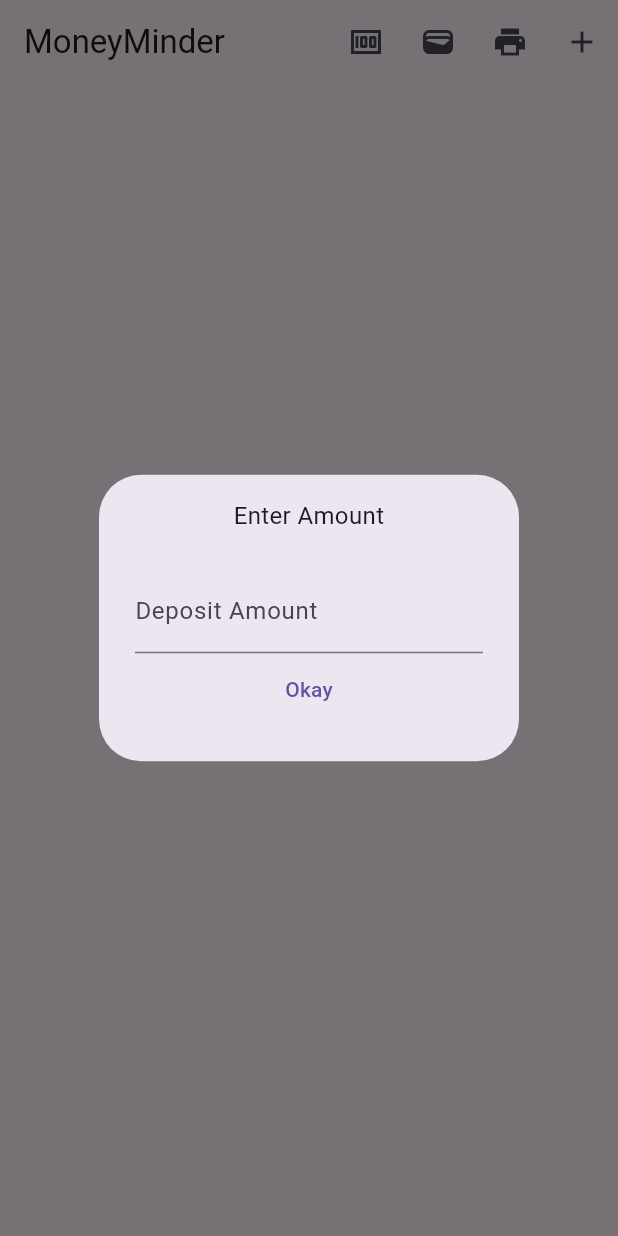
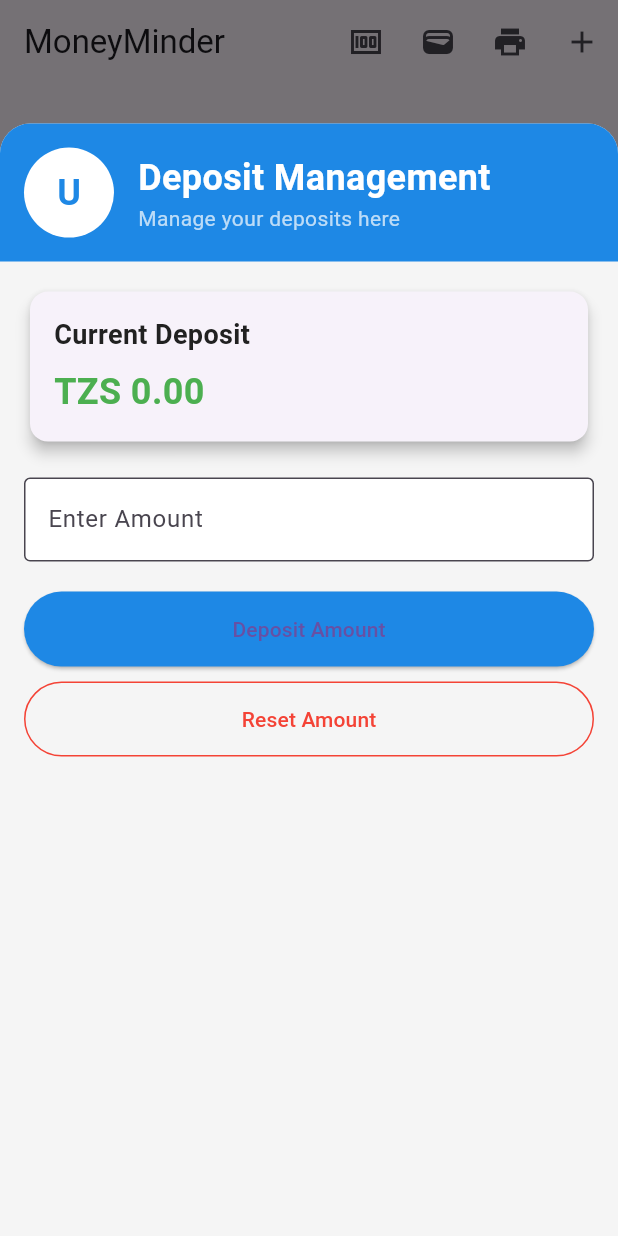
Before and after one commit to V1C70R264/budget_planner, a Flutter app: the screen it shows after launch, after a tap on the "money" icon, on a phone screen of 412 x 824 dp. Run offline on Flutter 3.47's test engine with Material 3 defaults, Android fonts, the phone set to English and light mode, and no system bars; our stand-ins replace fl_chart, flutter_local_notifications, open_file, pdf; project files that could hold a hidden picture were left out.

Commit message:
commiting expenses.dart file

```diff
--- a/lib/expenses.dart
+++ b/lib/expenses.dart
@@ -1,7 +1,9 @@
+import 'package:budget_planner/expense_summary.dart';
 import 'package:budget_planner/models/expense.dart';
 import 'package:budget_planner/notification_service.dart';
 import 'package:budget_planner/widgets/expenses_list.dart';
 import 'package:budget_planner/widgets/new_expense.dart';
+import 'package:budget_planner/expense_summary.dart';
 import 'package:flutter/material.dart';
 import 'package:intl/intl.dart';
 import 'package:pdf/pdf.dart';
@@ -16,6 +18,17 @@ class Expenses extends StatefulWidget {
   State<Expenses> createState() {
     return _ExpensesState();
   }
+}
+
+class AppColors {
+  static const Color primary = Color(0xFF1E88E5);
+  static const Color secondary = Color(0xFF00ACC1);
+  static const Color accent = Color(0xFFFF9800);
+  static const Color background = Color(0xFFF5F5F5);
+  static const Color textPrimary = Color(0xFF212121);
+  static const Color textSecondary = Color(0xFF757575);
+  static const Color success = Color(0xFF4CAF50);
+  static const Color error = Color(0xFFF44336);
 }
 
 class _ExpensesState extends State<Expenses> {
@@ -36,35 +49,21 @@ class _ExpensesState extends State<Expenses> {
   final List<double> enteredAmounts = [];
    double balanceRemained  = 0;
   void _obtainExpenseSummary() {
-    var depositBalance = double.tryParse(_depositAmountController.text);
+    var depositBalance = double.tryParse(_depositAmountController.text) ?? 0.0;
     double sumOfAmount = 0;
 
-    for (var i = 0; i < _registeredExpenses.length; i++) {
-      enteredAmounts.add(_registeredExpenses[i].amount);
-      sumOfAmount += _registeredExpenses[i].amount;
+    for (var expense in _registeredExpenses) {
+      sumOfAmount += expense.amount;
     }
-    balanceRemained = depositBalance! - sumOfAmount;
-    showDialog(
-      context: context,
-      builder: (ctx) => AlertDialog(
-        title: const Text(
-          'Summary',
-          textAlign: TextAlign.center,
+    balanceRemained = depositBalance - sumOfAmount;
+
+    Navigator.of(context).push(
+      MaterialPageRoute(
+        builder: (context) => WalletSummaryPortal(
+          depositedAmount: depositBalance,
+          amountUsed: sumOfAmount,
+          balanceRemained: balanceRemained,
         ),
-        content: Text(
-          'Amount Used: TZS ${formatter.format(sumOfAmount)}/= \nAmount Remained: TZS ${formatter.format(balanceRemained)}/=',
-          style: const TextStyle(fontWeight: FontWeight.bold),
-          textAlign: TextAlign.center,
-        ),
-        actions: [
-          Center(
-            child: TextButton(
-                onPressed: () {
-                  Navigator.pop(context);
-                },
-                child: const Text('Okay')),
-          )
-        ],
       ),
     );
   }
@@ -124,60 +123,190 @@ class _ExpensesState extends State<Expenses> {
   }
 
   void _depositAmount() {
-    if (_depositAmountController.text.isEmpty) {
-      showDialog(
-          context: context,
-          builder: (ctx) => AlertDialog(
-                content: const Text(
-                  "Enter Amount ",
-                  textAlign: TextAlign.center,
-                  style: TextStyle(fontSize: 16),
+    showModalBottomSheet(
+      context: context,
+      isScrollControlled: true,
+      backgroundColor: Colors.transparent,
+      builder: (ctx) => DraggableScrollableSheet(
+        initialChildSize: 0.9,
+        minChildSize: 0.5,
+        maxChildSize: 0.9,
+        builder: (_, controller) => Container(
+          decoration: BoxDecoration(
+            color: AppColors.background,
+            borderRadius: BorderRadius.vertical(top: Radius.circular(20)),
+          ),
+          child: Column(
+            children: [
+              _buildHeader(),
+              Expanded(
+                child: ListView(
+                  controller: controller,
+                  padding: EdgeInsets.all(16),
+                  children: [
+                    _buildCurrentDepositCard(),
+                    SizedBox(height: 20),
+                    _buildDepositInput(),
+                    SizedBox(height: 20),
+                    _buildActionButtons(),
+                  ],
                 ),
-                actions: [
-                  TextField(
-                    controller: _depositAmountController,
-                    keyboardType: TextInputType.number,
-                    decoration: const InputDecoration(
-                        label: Text('Deposit Amount'), prefixText: "TZS "),
+              ),
+            ],
+          ),
+        ),
+      ),
+    );
+  }
+
+  Widget _buildHeader() {
+    return Container(
+      padding: EdgeInsets.all(16),
+      decoration: BoxDecoration(
+        color: AppColors.primary,
+        borderRadius: BorderRadius.vertical(top: Radius.circular(20)),
+      ),
+      child: Row(
+        children: [
+          CircleAvatar(
+            backgroundColor: Colors.white,
+            radius: 30,
+            child: Text(
+              'U', // First letter of sample username
+              style: TextStyle(
+                fontSize: 24,
+                fontWeight: FontWeight.bold,
+                color: AppColors.primary,
+              ),
+            ),
+          ),
+          SizedBox(width: 16),
+          Expanded(
+            child: Column(
+              crossAxisAlignment: CrossAxisAlignment.start,
+              children: [
+                Text(
+                  'Deposit Management',
+                  style: TextStyle(
+                    fontSize: 24,
+                    fontWeight: FontWeight.bold,
+                    color: Colors.white,
                   ),
-                  Center(
-                    child: TextButton(
-                        onPressed: () {
-                          Navigator.pop(context);
-                        },
-                        child: const Text('Okay')),
-                  )
-                ],
-              ));
-      return;
-    }
-    if (_depositAmountController.text.isNotEmpty) {
-      showDialog(
-          context: context,
-          builder: (ctx) => AlertDialog(
-                content: Text(
-                  'Deposited Amount: TZS ${formatter.format(double.tryParse(_depositAmountController.text))}/=',
-                  textAlign: TextAlign.center,
-                  style: const TextStyle(fontWeight: FontWeight.bold),
                 ),
-                actions: [
-                  Row(
-                    mainAxisAlignment: MainAxisAlignment.center,
-                    children: [
-                      TextButton(
-                          onPressed: _resetAmount, child: const Text('Reset Amount')),
-                      TextButton(
-                          onPressed: () {
-                            Navigator.pop(context);
-                          },
-                          child: const Text('Okay'))
-                    ],
-                  )
-                ],
-              ));
-    }
+                Text(
+                  'Manage your deposits here',
+                  style: TextStyle(
+                    fontSize: 14,
+                    color: Colors.white70,
+                  ),
+                ),
+              ],
+            ),
+          ),
+        ],
+      ),
+    );
   }
-   void _resetAmount() {
+
+  Widget _buildCurrentDepositCard() {
+    return Card(
+      elevation: 4,
+      shape: RoundedRectangleBorder(borderRadius: BorderRadius.circular(12)),
+      child: Padding(
+        padding: const EdgeInsets.all(16.0),
+        child: Column(
+          crossAxisAlignment: CrossAxisAlignment.start,
+          children: [
+            Text(
+              'Current Deposit',
+              style: TextStyle(
+                fontSize: 18,
+                fontWeight: FontWeight.bold,
+                color: AppColors.textPrimary,
+              ),
+            ),
+            SizedBox(height: 8),
+            Text(
+              'TZS ${formatter.format(double.tryParse(_depositAmountController.text) ?? 0)}',
+              style: TextStyle(
+                fontSize: 24,
+                fontWeight: FontWeight.bold,
+                color: AppColors.success,
+              ),
+            ),
+          ],
+        ),
+      ),
+    );
+  }
+
+  Widget _buildDepositInput() {
+    return TextField(
+      controller: _depositAmountController,
+      keyboardType: TextInputType.number,
+      decoration: InputDecoration(
+        labelText: 'Enter Amount',
+        prefixText: 'TZS ',
+        border: OutlineInputBorder(),
+        filled: true,
+        fillColor: Colors.white,
+      ),
+    );
+  }
+
+  Widget _buildActionButtons() {
+    return Column(
+      children: [
+        ElevatedButton(
+          onPressed: () {
+            Navigator.pop(context);
+            _showDepositConfirmation();
+          },
+          child: Text('Deposit Amount'),
+          style: ElevatedButton.styleFrom(
+            primary: AppColors.primary,
+            padding: EdgeInsets.symmetric(vertical: 15),
+            minimumSize: Size(double.infinity, 50),
+          ),
+        ),
+        SizedBox(height: 10),
+        OutlinedButton(
+          onPressed: () {
+            Navigator.pop(context);
+            _resetAmount();
+          },
+          child: Text('Reset Amount'),
+          style: OutlinedButton.styleFrom(
+            primary: AppColors.error,
+            side: BorderSide(color: AppColors.error),
+            padding: EdgeInsets.symmetric(vertical: 15),
+            minimumSize: Size(double.infinity, 50),
+          ),
+        ),
+      ],
+    );
+  }
+
+  void _showDepositConfirmation() {
+    showDialog(
+      context: context,
+      builder: (ctx) => AlertDialog(
+        title: Text('Deposit Confirmation'),
+        content: Text(
+          'Deposited Amount: TZS ${formatter.format(double.tryParse(_depositAmountController.text))}',
+          style: TextStyle(fontWeight: FontWeight.bold),
+        ),
+        actions: [
+          TextButton(
+            onPressed: () => Navigator.pop(context),
+            child: Text('Okay'),
+          ),
+        ],
+      ),
+    );
+  }
+
+  void _resetAmount() {
     final formKey = GlobalKey<FormFieldState>();
     bool isValidAmount = false;
 
@@ -281,7 +410,7 @@ class _ExpensesState extends State<Expenses> {
                       pw.Text('TZS ${formatter.format(expense.amount)}', style: const pw.TextStyle(fontSize: 16)),
                     ],
                   ),
-                  pw.Text(DateFormat('yyyy-MM-dd HH:mm').format(expense.date), style: pw.TextStyle(color: PdfColors.grey700, fontSize: 12)),
+                  pw.Text(DateFormat('yyyy-MM-dd HH:mm').format(expense.date), style:const pw.TextStyle(color: PdfColors.grey700, fontSize: 12)),
                   pw.SizedBox(height: 5),
                 ],
               )).toList(),
@@ -331,7 +460,7 @@ class _ExpensesState extends State<Expenses> {
               ),
               pw.SizedBox(height: 10),
               pw.Center(
-                child: pw.Text('Scan for owner\'s details', style: pw.TextStyle(fontSize: 12, color: PdfColors.grey700)),
+                child: pw.Text('Scan for owner\'s details', style: const pw.TextStyle(fontSize: 12, color: PdfColors.grey700)),
               ),
             ],
           );
```
